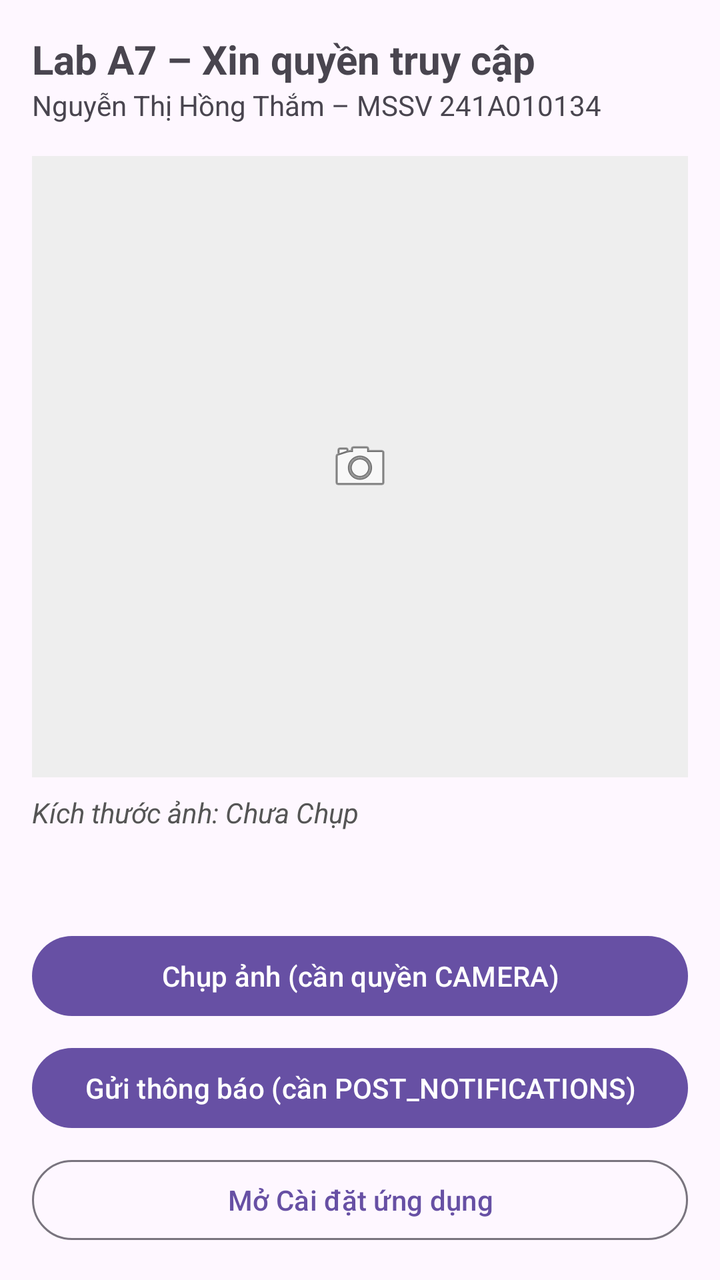
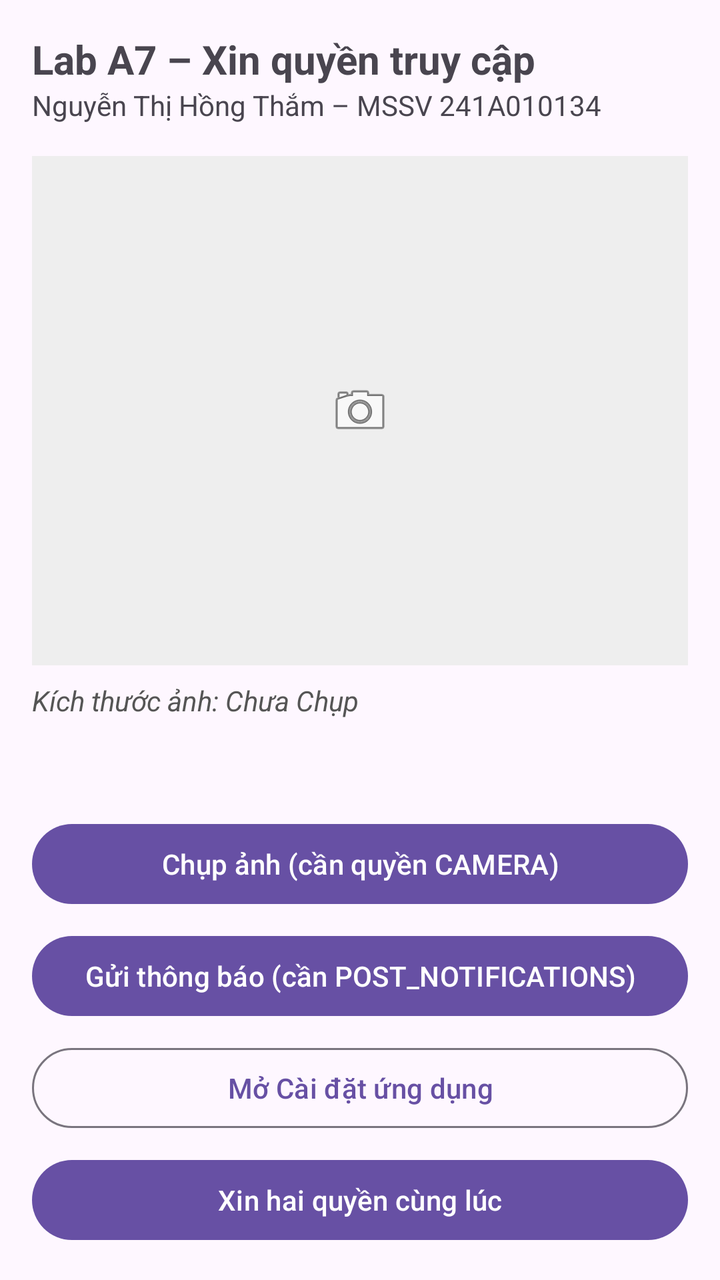

Before-and-after screenshots of an Android layout around one commit, followed by the original layout XML and the change that was made.
<!-- AndroidManifest.xml: application theme Theme.A7_241A010134 -->
<!-- res/layout/activity_main.xml -->
<?xml version="1.0" encoding="utf-8"?>
<LinearLayout xmlns:android="http://schemas.android.com/apk/res/android"
    android:id="@+id/main"
    android:layout_width="match_parent"
    android:layout_height="match_parent"
    android:orientation="vertical"
    android:padding="16dp">

    <TextView
        android:layout_width="wrap_content"
        android:layout_height="wrap_content"
        android:text="@string/title"
        android:textSize="20sp"
        android:textStyle="bold" />

    <TextView
        android:layout_width="wrap_content"
        android:layout_height="wrap_content"
        android:text="@string/student" />

    
    <ImageView
        android:id="@+id/imgAnh"
        android:layout_width="match_parent"
        android:layout_height="0dp"
        android:layout_marginTop="16dp"
        android:layout_weight="1"
        android:background="#EEEEEE"
        android:contentDescription="@string/desc_anh"
        android:scaleType="centerInside"
        android:src="@android:drawable/ic_menu_camera" />

    <TextView
        android:id="@+id/tvAnh"
        android:layout_width="match_parent"
        android:layout_height="wrap_content"
        android:layout_marginTop="8dp"
        android:gravity="start"
        android:text="Kích thước ảnh: Chưa Chụp"
        android:textColor="#555555"
        android:textSize="14sp"
        android:textStyle="italic" />

    <TextView
        android:id="@+id/tvTrangThai"
        android:layout_width="match_parent"
        android:layout_height="wrap_content"
        android:layout_marginTop="12dp"
        android:lineSpacingExtra="4dp"
        android:text=""
        android:textSize="15sp" />

    <Button
        android:id="@+id/btnChupAnh"
        android:layout_width="match_parent"
        android:layout_height="wrap_content"
        android:layout_marginTop="16dp"
        android:text="@string/btn_chup" />

    <Button
        android:id="@+id/btnThongBao"
        android:layout_width="match_parent"
        android:layout_height="wrap_content"
        android:layout_marginTop="8dp"
        android:text="@string/btn_thong_bao" />

    <Button
        android:id="@+id/btnCaiDat"
        style="?attr/materialButtonOutlinedStyle"
        android:layout_width="match_parent"
        android:layout_height="wrap_content"
        android:layout_marginTop="8dp"
        android:text="@string/open_settings" />
</LinearLayout>
<!-- resources referenced by this layout -->
<resources>
  <string name="btn_chup">Chụp ảnh (cần quyền CAMERA)</string>
  <string name="btn_thong_bao">Gửi thông báo (cần POST_NOTIFICATIONS)</string>
  <string name="desc_anh">Ảnh vừa chụp từ camera</string>
  <string name="open_settings">Mở Cài đặt ứng dụng</string>
  <string name="student">Nguyễn Thị Hồng Thắm – MSSV 241A010134</string>
  <string name="title">Lab A7 – Xin quyền truy cập</string>
  <style name="Theme.A7_241A010134" parent="Base.Theme.A7_241A010134" />
  <style name="Base.Theme.A7_241A010134" parent="Theme.Material3.DayNight.NoActionBar">
          
          
      </style>
</resources>

<!-- the commit's change to res/layout/activity_main.xml (unified diff, before → after) -->
@@ -71,4 +71,11 @@
         android:layout_height="wrap_content"
         android:layout_marginTop="8dp"
         android:text="@string/open_settings" />
+
+    <Button
+        android:id="@+id/btnNhieuQuyen"
+        android:layout_width="match_parent"
+        android:layout_height="wrap_content"
+        android:layout_marginTop="8dp"
+        android:text="Xin hai quyền cùng lúc" />
 </LinearLayout>
